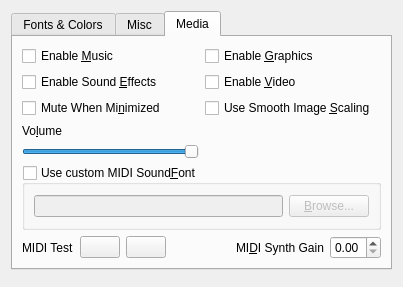
The window that src/confdialog.ui (realnc/hugor) describes before a commit, drawn with Qt 5.
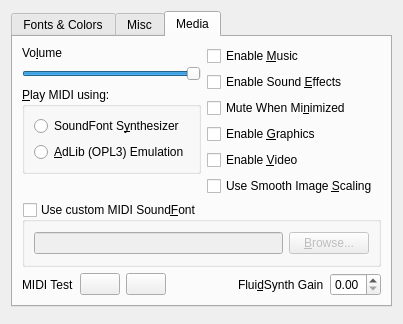
The same window after the commit. The open tabs and pages were chosen to show the change. Custom widgets are drawn as their Qt base class.

Commit message:
Add OPL3 emulation for MIDI playback
Disabled in default builds. CONFIG+=adlmidi to enable. Requires libADLMIDI.

```diff
--- a/src/confdialog.ui
+++ b/src/confdialog.ui
@@ -563,48 +563,6 @@
       <layout class="QGridLayout" name="gridLayout">
        <item row="0" column="0">
         <layout class="QFormLayout" name="formLayout_6">
-         <item row="0" column="0" colspan="2">
-          <widget class="QCheckBox" name="allowMusicCheckBox">
-           <property name="sizePolicy">
-            <sizepolicy hsizetype="Maximum" vsizetype="Fixed">
-             <horstretch>0</horstretch>
-             <verstretch>0</verstretch>
-            </sizepolicy>
-           </property>
-           <property name="text">
-            <string>Enable &amp;Music</string>
-           </property>
-          </widget>
-         </item>
-         <item row="1" column="0" colspan="2">
-          <widget class="QCheckBox" name="allowSoundEffectsCheckBox">
-           <property name="sizePolicy">
-            <sizepolicy hsizetype="Maximum" vsizetype="Fixed">
-             <horstretch>0</horstretch>
-             <verstretch>0</verstretch>
-            </sizepolicy>
-           </property>
-           <property name="text">
-            <string>Enable Sound &amp;Effects</string>
-           </property>
-          </widget>
-         </item>
-         <item row="2" column="0" colspan="2">
-          <widget class="QCheckBox" name="muteWhenMinimizedCheckBox">
-           <property name="sizePolicy">
-            <sizepolicy hsizetype="Maximum" vsizetype="Fixed">
-             <horstretch>0</horstretch>
-             <verstretch>0</verstretch>
-            </sizepolicy>
-           </property>
-           <property name="toolTip">
-            <string>&lt;p&gt;Mutes all sound when the application window is minimized.&lt;/p&gt;</string>
-           </property>
-           <property name="text">
-            <string>Mute When Mi&amp;nimized</string>
-           </property>
-          </widget>
-         </item>
          <item row="3" column="0" colspan="2">
           <widget class="QLabel" name="volumeLabel">
            <property name="text">
@@ -637,11 +595,40 @@
            </property>
           </widget>
          </item>
+         <item row="5" column="0" colspan="2">
+          <widget class="QGroupBox" name="midiGroupBox">
+           <property name="title">
+            <string>&amp;Play MIDI using:</string>
+           </property>
+           <layout class="QVBoxLayout" name="verticalLayout">
+            <item>
+             <widget class="QRadioButton" name="fsynthRadioButton">
+              <property name="toolTip">
+               <string>Play MIDI using FluidSynth, a SoundFont synthesizer.</string>
+              </property>
+              <property name="text">
+               <string>SoundFont S&amp;ynthesizer</string>
+              </property>
+             </widget>
+            </item>
+            <item>
+             <widget class="QRadioButton" name="adlibRadioButton">
+              <property name="toolTip">
+               <string>Play MIDI using libADLMIDI, an OPL3 emulation library. High CPU usage.</string>
+              </property>
+              <property name="text">
+               <string>&amp;AdLib (OPL3) Emulation</string>
+              </property>
+             </widget>
+            </item>
+           </layout>
+          </widget>
+         </item>
         </layout>
        </item>
        <item row="0" column="1">
         <layout class="QFormLayout" name="formLayout_7">
-         <item row="0" column="0">
+         <item row="3" column="0">
           <widget class="QCheckBox" name="allowGraphicsCheckBox">
            <property name="sizePolicy">
             <sizepolicy hsizetype="Maximum" vsizetype="Fixed">
@@ -654,7 +641,7 @@
            </property>
           </widget>
          </item>
-         <item row="1" column="0">
+         <item row="4" column="0">
           <widget class="QCheckBox" name="allowVideoCheckBox">
            <property name="sizePolicy">
             <sizepolicy hsizetype="Maximum" vsizetype="Fixed">
@@ -667,7 +654,7 @@
            </property>
           </widget>
          </item>
-         <item row="2" column="0">
+         <item row="5" column="0">
           <widget class="QCheckBox" name="smoothScalingCheckBox">
            <property name="sizePolicy">
             <sizepolicy hsizetype="Maximum" vsizetype="Fixed">
@@ -683,6 +670,48 @@
            </property>
           </widget>
          </item>
+         <item row="0" column="0">
+          <widget class="QCheckBox" name="allowMusicCheckBox">
+           <property name="sizePolicy">
+            <sizepolicy hsizetype="Maximum" vsizetype="Fixed">
+             <horstretch>0</horstretch>
+             <verstretch>0</verstretch>
+            </sizepolicy>
+           </property>
+           <property name="text">
+            <string>Enable &amp;Music</string>
+           </property>
+          </widget>
+         </item>
+         <item row="1" column="0">
+          <widget class="QCheckBox" name="allowSoundEffectsCheckBox">
+           <property name="sizePolicy">
+            <sizepolicy hsizetype="Maximum" vsizetype="Fixed">
+             <horstretch>0</horstretch>
+             <verstretch>0</verstretch>
+            </sizepolicy>
+           </property>
+           <property name="text">
+            <string>Enable Sound &amp;Effects</string>
+           </property>
+          </widget>
+         </item>
+         <item row="2" column="0">
+          <widget class="QCheckBox" name="muteWhenMinimizedCheckBox">
+           <property name="sizePolicy">
+            <sizepolicy hsizetype="Maximum" vsizetype="Fixed">
+             <horstretch>0</horstretch>
+             <verstretch>0</verstretch>
+            </sizepolicy>
+           </property>
+           <property name="toolTip">
+            <string>&lt;p&gt;Mutes all sound when the application window is minimized.&lt;/p&gt;</string>
+           </property>
+           <property name="text">
+            <string>Mute When Mi&amp;nimized</string>
+           </property>
+          </widget>
+         </item>
         </layout>
        </item>
        <item row="1" column="0" colspan="2">
@@ -756,7 +785,7 @@
          <item>
           <widget class="QLabel" name="gainLabel">
            <property name="text">
-            <string>MI&amp;DI Synth Gain</string>
+            <string>Flui&amp;dSynth Gain</string>
            </property>
            <property name="buddy">
             <cstring>gainSpinBox</cstring>
```
Left out of the diff: 3 changed lines with no effect on the pictures. The commit also changes 8 other files.
